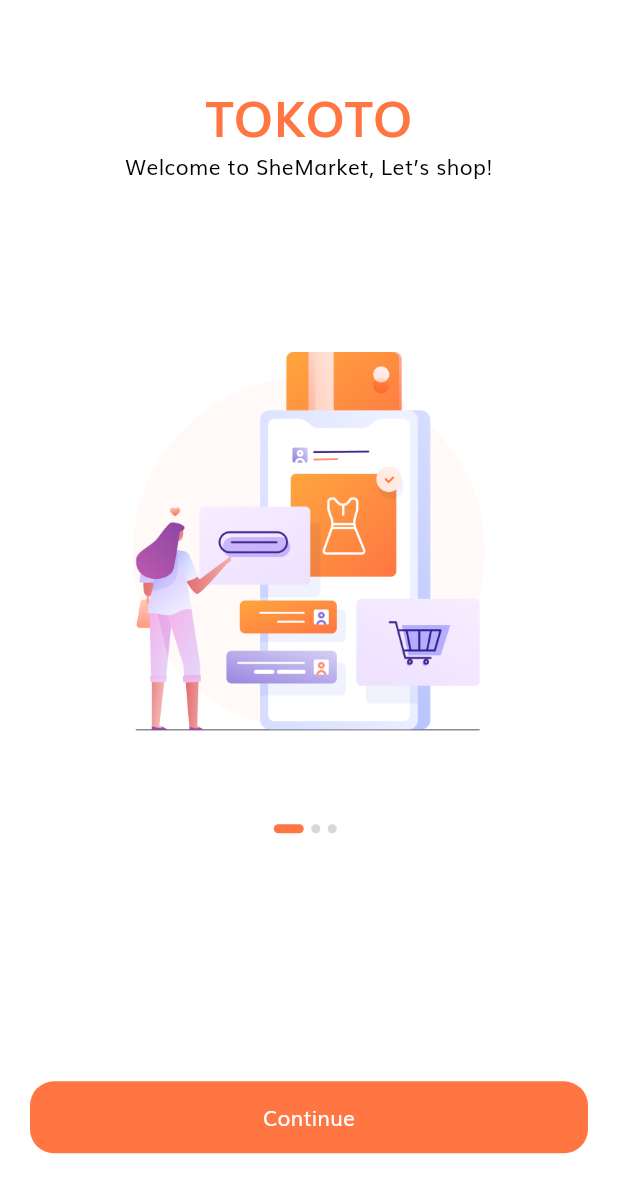
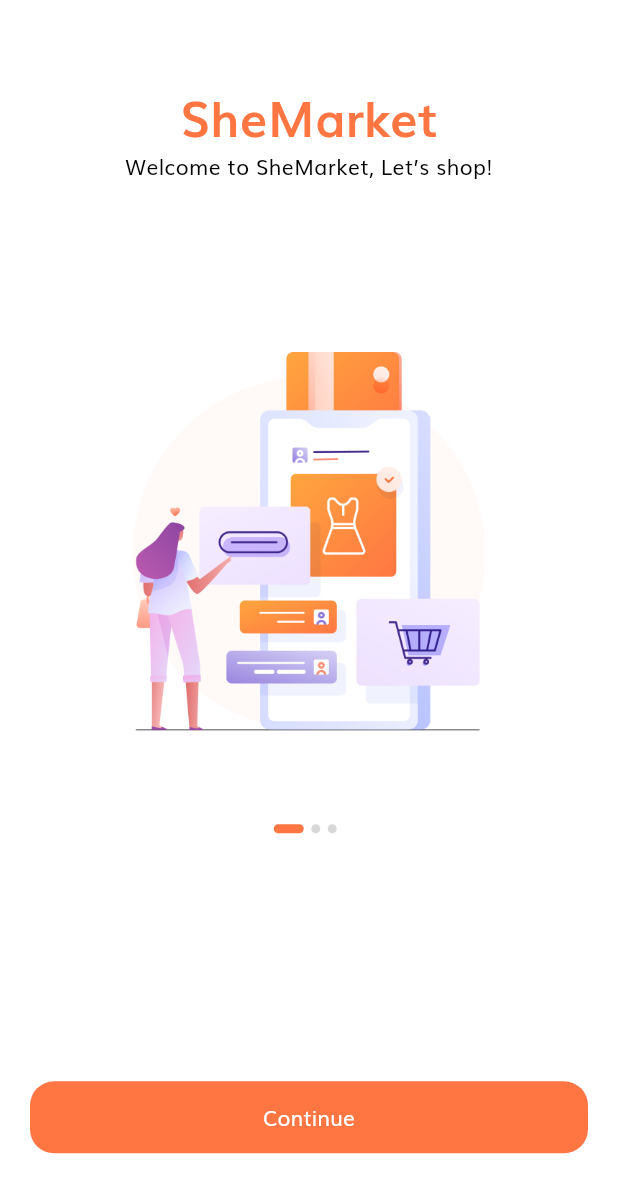
Before and after one commit to jonathan-thoms/ShemarketApp-Flutter, a Flutter app: the screen it shows after launch, on a phone screen of 412 x 824 dp. Shown: the top 1193 px of the screen. Run offline on Flutter 3.47's test engine with Material 3 defaults, Android fonts, the phone set to English and light mode, and no system bars; our stand-ins replace cached_network_image, cloud_firestore, firebase_auth, firebase_core, firebase_storage, flutter_svg and 1 more; accounts and stored records are empty.

Commit message:
web build version 1

```diff
--- a/lib/screens/splash/components/splash_content.dart
+++ b/lib/screens/splash/components/splash_content.dart
@@ -21,7 +21,7 @@ class _SplashContentState extends State<SplashContent> {
       children: <Widget>[
         const Spacer(),
         const Text(
-          "TOKOTO",
+          "SheMarket",
           style: TextStyle(
             fontSize: 32,
             color: kPrimaryColor,
```
Also changed, not shown: pubspec.lock, 1 other file.
